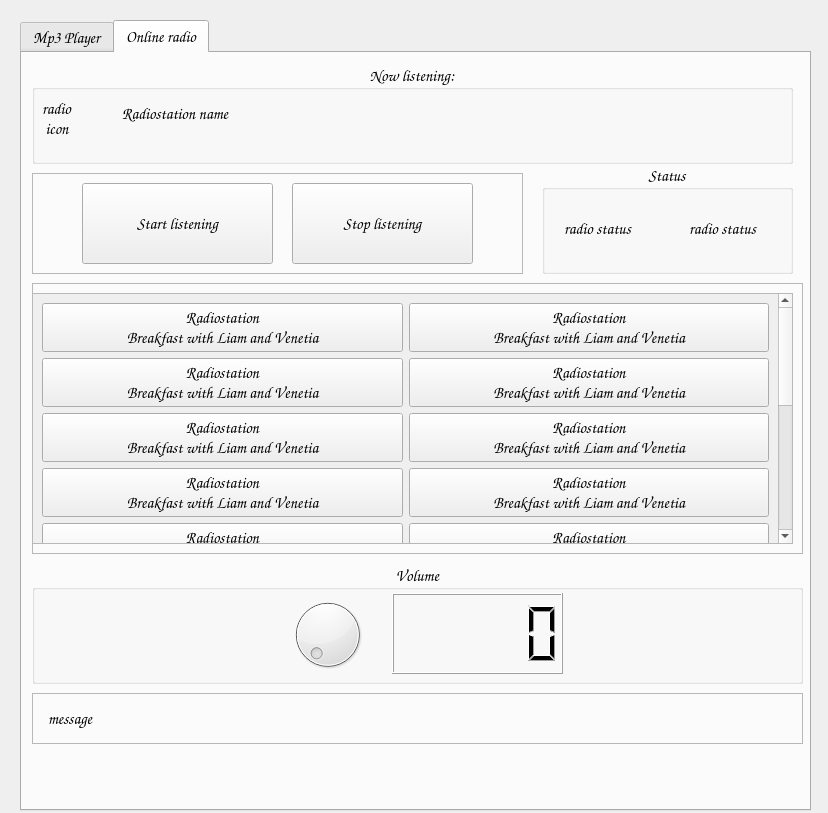
Before: the Qt Designer form App_main/UI/player_ui.ui in piotrekgelert/radio-mp3-player, drawn with Qt 5.
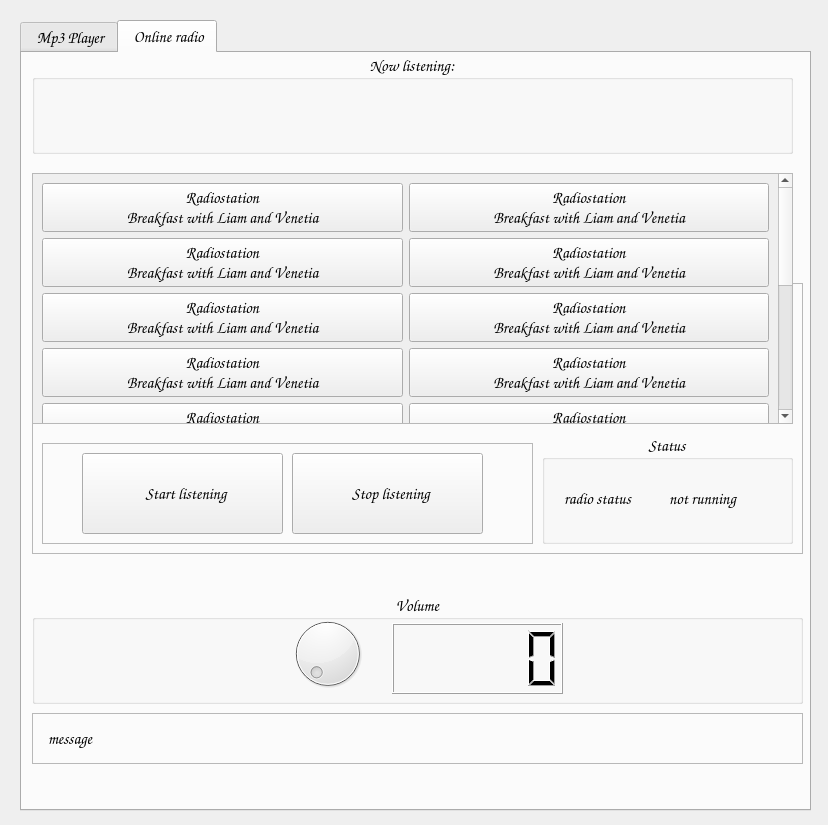
After: the same form once the commit is applied. The open tabs and pages were chosen to show the change. Icons and pictures are not drawn.

Commit message: add new messages clean script small work on design add new icons update readme

Patch:
```diff
--- a/App_main/UI/player_ui.ui
+++ b/App_main/UI/player_ui.ui
@@ -7,7 +7,7 @@
     <x>0</x>
     <y>0</y>
     <width>828</width>
-    <height>813</height>
+    <height>825</height>
    </rect>
   </property>
   <property name="font">
@@ -47,7 +47,7 @@
        <normaloff>../../App_icons/player_icon_button_117x64.png</normaloff>../../App_icons/player_icon_button_117x64.png</iconset>
      </attribute>
      <attribute name="title">
-      <string>Mp3 Player</string>
+      <string> Mp3 Player</string>
      </attribute>
      <widget class="QGroupBox" name="gb_now_play">
       <property name="geometry">
@@ -427,13 +427,13 @@
        <normaloff>../../App_icons/radio_icon_button_70x64.png</normaloff>../../App_icons/radio_icon_button_70x64.png</iconset>
      </attribute>
      <attribute name="title">
-      <string>Online radio</string>
+      <string> Online radio</string>
      </attribute>
      <widget class="QGroupBox" name="gb_now_listen">
       <property name="geometry">
        <rect>
         <x>10</x>
-        <y>10</y>
+        <y>0</y>
         <width>761</width>
         <height>101</height>
        </rect>
@@ -453,9 +453,6 @@
          <height>61</height>
         </rect>
        </property>
-       <property name="text">
-        <string>Radiostation name</string>
-       </property>
       </widget>
       <widget class="QLabel" name="lb_radio_icon_big">
        <property name="geometry">
@@ -466,71 +463,13 @@
          <height>71</height>
         </rect>
        </property>
-       <property name="text">
-        <string>radio
- icon</string>
-       </property>
-      </widget>
-     </widget>
-     <widget class="QFrame" name="fr_radio_buttons">
-      <property name="geometry">
-       <rect>
-        <x>10</x>
-        <y>120</y>
-        <width>491</width>
-        <height>101</height>
-       </rect>
-      </property>
-      <property name="frameShape">
-       <enum>QFrame::StyledPanel</enum>
-      </property>
-      <property name="frameShadow">
-       <enum>QFrame::Raised</enum>
-      </property>
-      <widget class="QPushButton" name="pb_start_radio">
-       <property name="geometry">
-        <rect>
-         <x>50</x>
-         <y>10</y>
-         <width>191</width>
-         <height>81</height>
-        </rect>
-       </property>
-       <property name="text">
-        <string>Start listening</string>
-       </property>
-       <property name="iconSize">
-        <size>
-         <width>64</width>
-         <height>64</height>
-        </size>
-       </property>
-      </widget>
-      <widget class="QPushButton" name="pb_stop_radio">
-       <property name="geometry">
-        <rect>
-         <x>260</x>
-         <y>10</y>
-         <width>181</width>
-         <height>81</height>
-        </rect>
-       </property>
-       <property name="text">
-        <string>Stop listening</string>
-       </property>
-       <property name="iconSize">
-        <size>
-         <width>64</width>
-         <height>64</height>
-        </size>
-       </property>
       </widget>
      </widget>
      <widget class="QFrame" name="fr_radio_message">
       <property name="geometry">
        <rect>
         <x>10</x>
-        <y>640</y>
+        <y>660</y>
         <width>771</width>
         <height>51</height>
        </rect>
@@ -570,11 +509,153 @@
       <property name="frameShadow">
        <enum>QFrame::Raised</enum>
       </property>
+      <widget class="QFrame" name="fr_radio_buttons">
+       <property name="geometry">
+        <rect>
+         <x>10</x>
+         <y>160</y>
+         <width>491</width>
+         <height>101</height>
+        </rect>
+       </property>
+       <property name="frameShape">
+        <enum>QFrame::StyledPanel</enum>
+       </property>
+       <property name="frameShadow">
+        <enum>QFrame::Raised</enum>
+       </property>
+       <widget class="QPushButton" name="pb_start_radio">
+        <property name="geometry">
+         <rect>
+          <x>40</x>
+          <y>10</y>
+          <width>201</width>
+          <height>81</height>
+         </rect>
+        </property>
+        <property name="text">
+         <string>  Start listening</string>
+        </property>
+        <property name="iconSize">
+         <size>
+          <width>64</width>
+          <height>64</height>
+         </size>
+        </property>
+       </widget>
+       <widget class="QPushButton" name="pb_stop_radio">
+        <property name="geometry">
+         <rect>
+          <x>250</x>
+          <y>10</y>
+          <width>191</width>
+          <height>81</height>
+         </rect>
+        </property>
+        <property name="text">
+         <string>  Stop listening</string>
+        </property>
+        <property name="iconSize">
+         <size>
+          <width>64</width>
+          <height>64</height>
+         </size>
+        </property>
+       </widget>
+      </widget>
+     </widget>
+     <widget class="QGroupBox" name="radio_status">
+      <property name="geometry">
+       <rect>
+        <x>520</x>
+        <y>380</y>
+        <width>251</width>
+        <height>111</height>
+       </rect>
+      </property>
+      <property name="title">
+       <string>Status</string>
+      </property>
+      <property name="alignment">
+       <set>Qt::AlignCenter</set>
+      </property>
+      <widget class="QLabel" name="lb_le_radio_status">
+       <property name="geometry">
+        <rect>
+         <x>100</x>
+         <y>30</y>
+         <width>121</width>
+         <height>71</height>
+        </rect>
+       </property>
+       <property name="text">
+        <string>not running</string>
+       </property>
+       <property name="alignment">
+        <set>Qt::AlignCenter</set>
+       </property>
+      </widget>
+      <widget class="QLabel" name="lb_le_radio_status_icon">
+       <property name="geometry">
+        <rect>
+         <x>10</x>
+         <y>30</y>
+         <width>91</width>
+         <height>71</height>
+        </rect>
+       </property>
+       <property name="text">
+        <string>radio status</string>
+       </property>
+       <property name="alignment">
+        <set>Qt::AlignCenter</set>
+       </property>
+      </widget>
+     </widget>
+     <widget class="QGroupBox" name="radio_volume">
+      <property name="geometry">
+       <rect>
+        <x>10</x>
+        <y>540</y>
+        <width>771</width>
+        <height>111</height>
+       </rect>
+      </property>
+      <property name="title">
+       <string>Volume</string>
+      </property>
+      <property name="alignment">
+       <set>Qt::AlignCenter</set>
+      </property>
+      <widget class="QDial" name="dl_radio_volume">
+       <property name="geometry">
+        <rect>
+         <x>250</x>
+         <y>20</y>
+         <width>91</width>
+         <height>81</height>
+        </rect>
+       </property>
+       <property name="maximum">
+        <number>10</number>
+       </property>
+      </widget>
+      <widget class="QLCDNumber" name="lcd_radio_vol">
+       <property name="geometry">
+        <rect>
+         <x>360</x>
+         <y>30</y>
+         <width>171</width>
+         <height>71</height>
+        </rect>
+       </property>
+      </widget>
+     </widget>
       <widget class="QScrollArea" name="sa_radios_scroll">
        <property name="geometry">
         <rect>
-         <x>0</x>
-         <y>10</y>
+        <x>10</x>
+        <y>120</y>
          <width>761</width>
          <height>251</height>
         </rect>
@@ -962,94 +1043,6 @@
           </widget>
          </item>
         </layout>
-       </widget>
-      </widget>
-     </widget>
-     <widget class="QGroupBox" name="radio_status">
-      <property name="geometry">
-       <rect>
-        <x>520</x>
-        <y>110</y>
-        <width>251</width>
-        <height>111</height>
-       </rect>
-      </property>
-      <property name="title">
-       <string>Status</string>
-      </property>
-      <property name="alignment">
-       <set>Qt::AlignCenter</set>
-      </property>
-      <widget class="QLabel" name="lb_le_radio_status">
-       <property name="geometry">
-        <rect>
-         <x>120</x>
-         <y>30</y>
-         <width>121</width>
-         <height>71</height>
-        </rect>
-       </property>
-       <property name="text">
-        <string>radio status</string>
-       </property>
-       <property name="alignment">
-        <set>Qt::AlignCenter</set>
-       </property>
-      </widget>
-      <widget class="QLabel" name="lb_le_radio_status_icon">
-       <property name="geometry">
-        <rect>
-         <x>10</x>
-         <y>30</y>
-         <width>91</width>
-         <height>71</height>
-        </rect>
-       </property>
-       <property name="text">
-        <string>radio status</string>
-       </property>
-       <property name="alignment">
-        <set>Qt::AlignCenter</set>
-       </property>
-      </widget>
-     </widget>
-     <widget class="QGroupBox" name="radio_volume">
-      <property name="geometry">
-       <rect>
-        <x>10</x>
-        <y>510</y>
-        <width>771</width>
-        <height>121</height>
-       </rect>
-      </property>
-      <property name="title">
-       <string>Volume</string>
-      </property>
-      <property name="alignment">
-       <set>Qt::AlignCenter</set>
-      </property>
-      <widget class="QDial" name="dl_radio_volume">
-       <property name="geometry">
-        <rect>
-         <x>250</x>
-         <y>31</y>
-         <width>91</width>
-         <height>81</height>
-        </rect>
-       </property>
-       <property name="maximum">
-        <number>10</number>
-       </property>
-      </widget>
-      <widget class="QLCDNumber" name="lcd_radio_vol">
-       <property name="geometry">
-        <rect>
-         <x>360</x>
-         <y>30</y>
-         <width>171</width>
-         <height>81</height>
-        </rect>
-       </property>
       </widget>
      </widget>
     </widget>
```
Left out of the diff: 96 changed lines with no effect on the pictures. Lines whose indentation alone changed are shown as unchanged. The commit also changes 3 other files.
